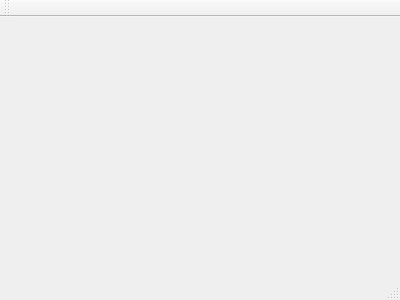
Qt form NewtonCore/mainwindow.ui (jarednielson/NewtonEZ) before a commit.
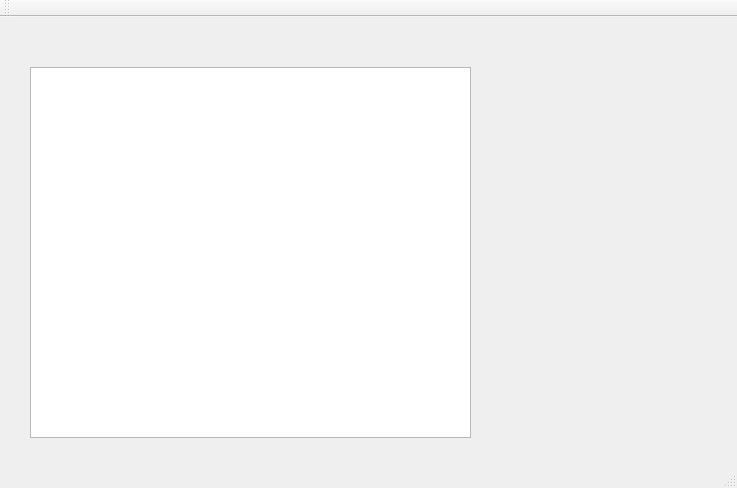
The same form after that commit.

Commit message: Add graphicsview, vertical container, add model to be passed in ( needs the correct name of the model class

Diff of the .ui file:
```diff
--- a/NewtonCore/mainwindow.ui
+++ b/NewtonCore/mainwindow.ui
@@ -1,24 +1,61 @@
 <ui version="4.0">
  <class>MainWindow</class>
- <widget class="QMainWindow" name="MainWindow" >
-  <property name="geometry" >
+ <widget class="QMainWindow" name="MainWindow">
+  <property name="geometry">
    <rect>
     <x>0</x>
     <y>0</y>
-    <width>400</width>
-    <height>300</height>
+    <width>737</width>
+    <height>488</height>
    </rect>
   </property>
   <property name="windowTitle" >
    <string>MainWindow</string>
   </property>
-  <widget class="QMenuBar" name="menuBar" />
-  <widget class="QToolBar" name="mainToolBar" />
-  <widget class="QWidget" name="centralWidget" />
-  <widget class="QStatusBar" name="statusBar" />
+  <widget class="QWidget" name="centralWidget">
+   <widget class="QGraphicsView" name="graphicsView">
+    <property name="geometry">
+     <rect>
+      <x>30</x>
+      <y>50</y>
+      <width>441</width>
+      <height>371</height>
+     </rect>
+    </property>
+   </widget>
+   <widget class="QWidget" name="verticalLayoutWidget">
+    <property name="geometry">
+     <rect>
+      <x>490</x>
+      <y>50</y>
+      <width>191</width>
+      <height>371</height>
+     </rect>
+    </property>
+    <layout class="QVBoxLayout" name="verticalLayout"/>
+   </widget>
+  </widget>
+  <widget class="QMenuBar" name="menuBar">
+   <property name="geometry">
+    <rect>
+     <x>0</x>
+     <y>0</y>
+     <width>737</width>
+     <height>20</height>
+    </rect>
+   </property>
+  </widget>
+  <widget class="QToolBar" name="mainToolBar">
+   <attribute name="toolBarArea">
+    <enum>TopToolBarArea</enum>
+   </attribute>
+   <attribute name="toolBarBreak">
+    <bool>false</bool>
+   </attribute>
+  </widget>
+  <widget class="QStatusBar" name="statusBar"/>
  </widget>
- <layoutDefault spacing="6" margin="11" />
- <pixmapfunction></pixmapfunction>
+ <layoutdefault spacing="6" margin="11"/>
  <resources/>
  <connections/>
 </ui>
```
Left out of the diff: 3 changed lines with no effect on the pictures. The commit also changes 3 other files.
